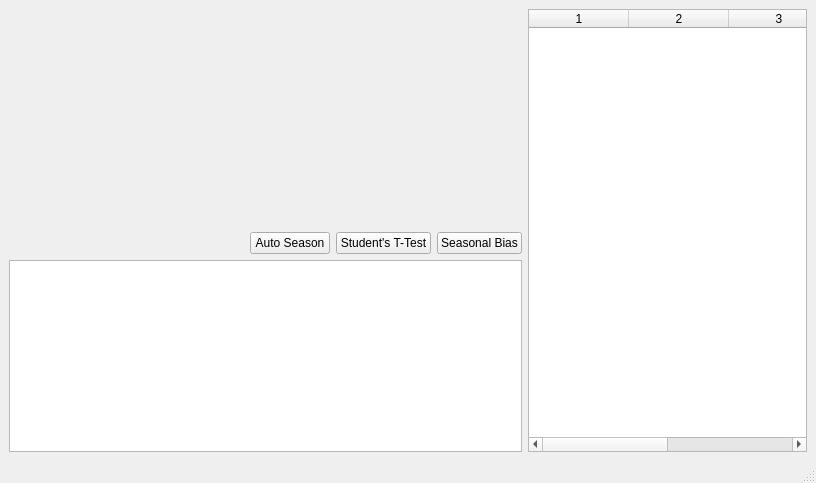
Before: the Qt Designer form src/plotselect.ui in RolfVieten/StalGrowth, drawn with Qt 5.
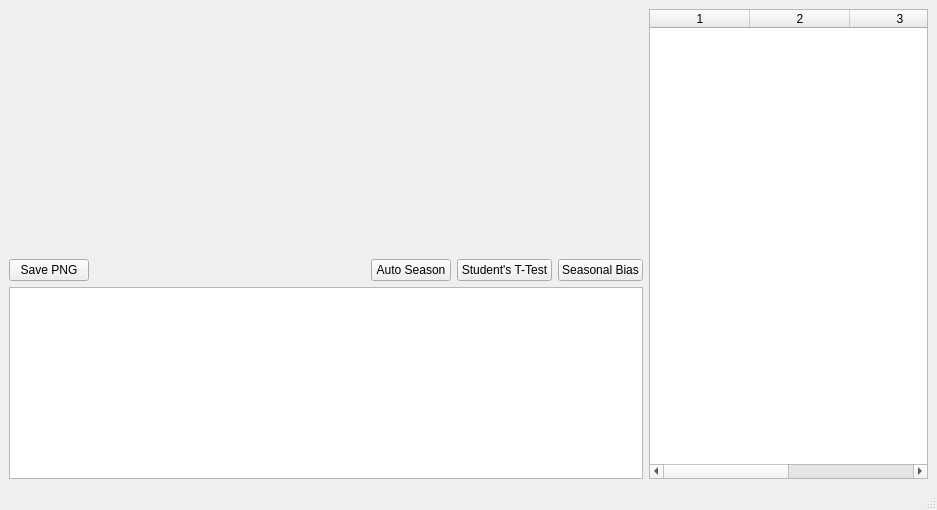
After: the same form once the commit is applied. Custom widgets are drawn as their Qt base class.

Diff of the .ui file:
```diff
--- a/src/plotselect.ui
+++ b/src/plotselect.ui
@@ -6,8 +6,8 @@
    <rect>
     <x>0</x>
     <y>0</y>
-    <width>816</width>
-    <height>483</height>
+    <width>937</width>
+    <height>510</height>
    </rect>
   </property>
   <property name="windowTitle">
@@ -35,6 +35,13 @@
         <property name="sizeConstraint">
          <enum>QLayout::SetMinimumSize</enum>
         </property>
+        <item>
+         <widget class="QPushButton" name="savepng">
+          <property name="text">
+           <string>Save PNG</string>
+          </property>
+         </widget>
+        </item>
         <item>
          <spacer name="horizontalSpacer">
           <property name="orientation">
```
Left out of the diff: 2 changed lines with no effect on the pictures.
